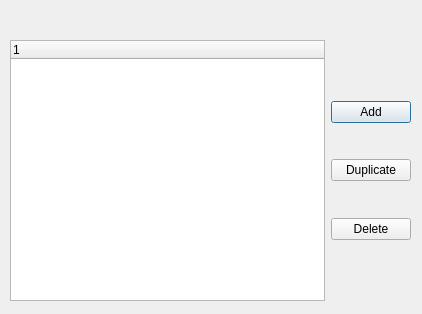
Qt form src/OpenParEMg/Materials.ui (OpenParEM/OpenParEM) before a commit.
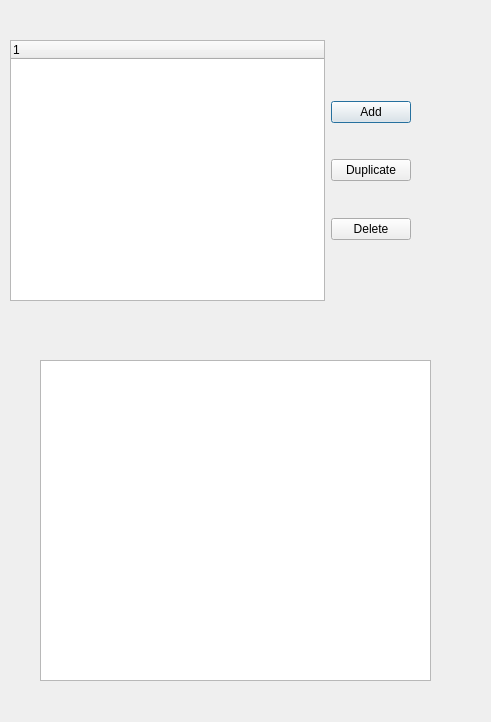
The same form after that commit.

The edit to the form file:
```diff
--- a/src/OpenParEMg/Materials.ui
+++ b/src/OpenParEMg/Materials.ui
@@ -6,8 +6,8 @@
    <rect>
     <x>0</x>
     <y>0</y>
-    <width>422</width>
-    <height>314</height>
+    <width>491</width>
+    <height>722</height>
    </rect>
   </property>
   <property name="windowTitle">
@@ -164,6 +164,16 @@
     </layout>
    </widget>
   </widget>
+  <widget class="QTreeView" name="materialsTreeView">
+   <property name="geometry">
+    <rect>
+     <x>40</x>
+     <y>360</y>
+     <width>391</width>
+     <height>321</height>
+    </rect>
+   </property>
+  </widget>
  </widget>
  <resources/>
  <connections/>
```
